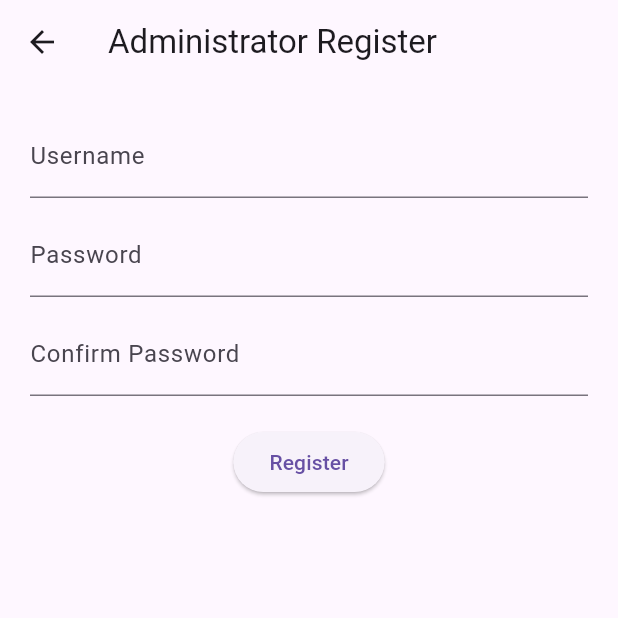
After one commit to dekatko/anon_cast, a Flutter app: the AdministratorRegisterScreen screen opened directly, after a tap on "Register", on a phone screen of 412 x 824 dp, the top half of it. The commit adds this screen. Run offline on Flutter 3.47's test engine with Material 3 defaults, Android fonts, the phone set to English and light mode, and no system bars; our stand-ins replace firebase_auth, firebase_core, flutter_secure_storage, hive, hive_flutter, logger; missing offline and left inert: pointycastle; accounts and stored records are empty; generated files the repository leaves out were written again.

Commit message:
Admin Register Screen & User Adapter

```diff
--- a/lib/main.dart
+++ b/lib/main.dart
@@ -5,6 +5,7 @@ import 'package:hive_flutter/adapters.dart';
 
 import 'firebase_options.dart';
 import 'models/chat_message.dart';
+import 'models/user.dart';
 
 void main() async {
   WidgetsFlutterBinding.ensureInitialized();
@@ -15,6 +16,7 @@ void main() async {
   await Hive.initFlutter();
   // Registering the adapter
   Hive.registerAdapter(ChatMessageAdapter());
+  Hive.registerAdapter(UserAdapter());
 
   // Initialize Firebase
   await Firebase.initializeApp(
--- a/lib/models/user.dart
+++ b/lib/models/user.dart
@@ -1,10 +1,16 @@
 import 'package:anon_cast/models/user_role.dart';
+import 'package:hive/hive.dart';
 
-class User {
+part 'user.g.dart';
+
+@HiveType(typeId: 2)
+class User extends HiveObject {
+  @HiveField(0)
   final String id;
+  @HiveField(1)
   final String name;
-  final UserRole
-      role; // Can be "primary_admin", "secondary_admin", or "student"
+  @HiveField(2)
+  final UserRole role; //"primary_admin", "secondary_admin", or "student"
 
   User({
     required this.id,
@@ -12,16 +18,34 @@ class User {
     required this.role,
   });
 
-  factory User.fromJson(Map<String, dynamic> json) => User(
+  factory User.fromJson(Map<String, dynamic> json) =>
+      User(
         id: json['id'] as String,
         name: json['name'] as String,
         role: json['role'] as UserRole,
       );
 
   // Additional methods can be added here, like converting to a JSON map
-  Map<String, dynamic> toJson() => {
+  Map<String, dynamic> toJson() =>
+      {
         'id': id,
         'name': name,
         'role': role,
       };
+
+  factory User.fromMap(Map<String, dynamic> map) {
+    return User(
+      id: map['id'] as String,
+      name: map['name'] as String,
+      role: map['role'] as UserRole,
+    );
+  }
+
+  Map<String, dynamic> toMap() {
+    return {
+      'id': id,
+      'name': name,
+      'role': role,
+    };
+  }
 }
--- /dev/null
+++ b/lib/screens/administrator_register_screen.dart
@@ -0,0 +1,103 @@
+import 'package:flutter/material.dart';
+import 'package:hive/hive.dart';
+import 'package:logger/logger.dart';
+
+import '../models/user.dart';
+import '../models/user_role.dart';
+
+final log = Logger();
+
+class AdministratorRegisterScreen extends StatefulWidget {
+  const AdministratorRegisterScreen({super.key});
+
+  @override
+  _AdministratorRegisterScreenState createState() => _AdministratorRegisterScreenState();
+}
+
+class _AdministratorRegisterScreenState extends State<AdministratorRegisterScreen> {
+  String _username = '';
+  String _password = '';
+  String _confirmPassword = '';
+  bool _isLoading = false; // Flag for registration progress
+
+  @override
+  Widget build(BuildContext context) {
+    return Scaffold(
+      appBar: AppBar(
+        title: const Text('Administrator Register'),
+      ),
+      body: Padding(
+        padding: const EdgeInsets.all(20.0),
+        child: Column(
+          children: [
+            TextField(
+              decoration: const InputDecoration(
+                labelText: 'Username',
+              ),
+              onChanged: (value) => setState(() => _username = value),
+            ),
+            const SizedBox(height: 10.0),
+            TextField(
+              decoration: const InputDecoration(
+                labelText: 'Password',
+              ),
+              obscureText: true,
+              onChanged: (value) => setState(() => _password = value),
+            ),
+            const SizedBox(height: 10.0),
+            TextField(
+              decoration: const InputDecoration(
+                labelText: 'Confirm Password',
+              ),
+              obscureText: true,
+              onChanged: (value) => setState(() => _confirmPassword = value),
+            ),
+            const SizedBox(height: 20.0),
+            _isLoading
+                ? const CircularProgressIndicator()
+                : ElevatedButton(
+              onPressed: () => _registerUser(),
+              child: const Text('Register'),
+            ),
+          ],
+        ),
+      ),
+    );
+  }
+
+  Future<void> _registerUser() async {
+    // Form validation (optional)
+    if (_username.isEmpty || _password.isEmpty || _confirmPassword.isEmpty) {
+      // Show a dialog or display an error message
+      return;
+    }
+
+    if (_password != _confirmPassword) {
+      // Show an error message about password mismatch
+      return;
+    }
+
+    // Create a new User object assuming your User class has these properties
+    final newUser = User(
+      id: UniqueKey().toString(), // Assuming you need an ID
+      name: _username, // Assuming username maps to User.name
+      role: UserRole.primary_admin, // Or appropriate role for admin
+    );
+
+    // Open Hive box for User data (assuming a box named "users")
+    final userBox = await Hive.openBox<User>('users');
+
+    try {
+      // Add the user to the Hive box
+      await userBox.add(newUser);
+
+      // Show success message or perform other actions (optional)
+      log.i('Administrator registered successfully!');
+      Navigator.pop(context); // Navigate back to AdministratorLoginScreen
+    } catch (error) {
+      // Handle potential errors during Hive operation
+      log.e('Error registering user: $error');
+      // Show an error message to the user (optional)
+    }
+  }
+}
```
Also changed, not shown: lib/screens/administrator_login_screen.dart (+19 -0 lines), lib/models/user.g.dart (added).
